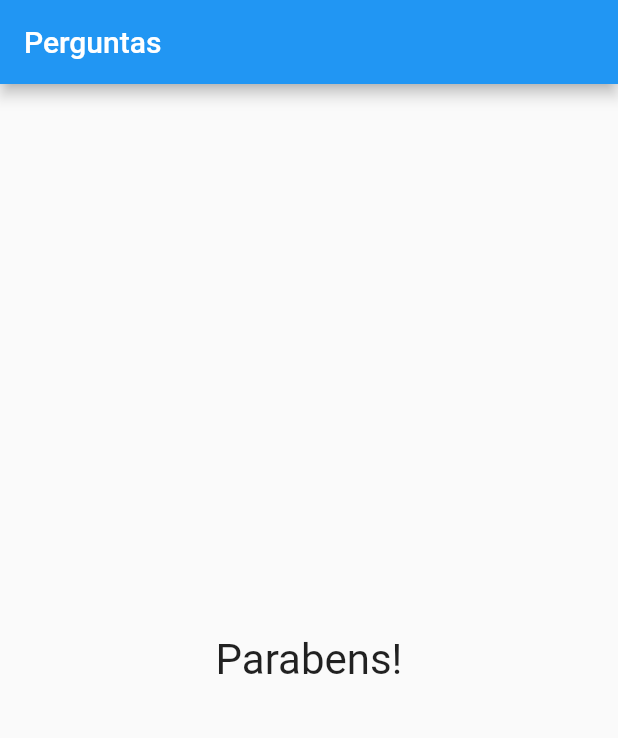
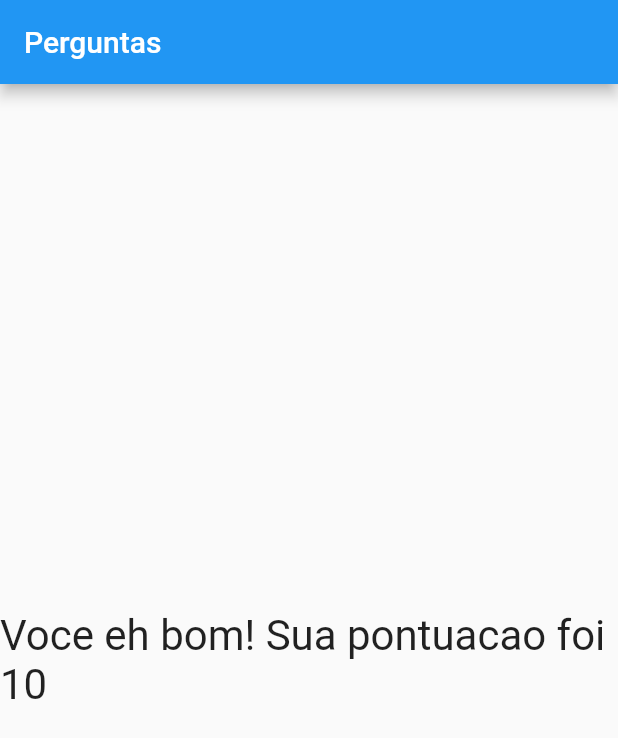
Before and after one commit to VadaGuilherme/flutter_questionario, a Flutter app: the screen it shows after launch, after a tap on "Preto", after a tap on "Gato", after a tap on "Andre", on a phone screen of 412 x 824 dp. Shown: the top 738 px of the screen. Run offline on Flutter 3.47's test engine with Material 2 defaults, Android fonts, the phone set to English and light mode, and no system bars.

Commit message:
Implement point

```diff
--- a/lib/main.dart
+++ b/lib/main.dart
@@ -7,18 +7,34 @@ main() => runApp(PerguntaApp());
 
 class _PerguntaAppState extends State<PerguntaApp> {
   var _perguntaSelecionada = 0;
+  var _pontuacaoTotal = 0;
   final _perguntas = const [
     {
       'texto': 'Qual eh a sua cor favorita ?',
-      'respostas': ['Preto', 'Vermelho', 'Verde', 'Branco'],
+      'respostas': [
+        {'texto': 'Preto', 'pontuacao': 10},
+        {'texto': 'Vermelho', 'pontuacao': 0},
+        {'texto': 'Verde', 'pontuacao': 0},
+        {'texto': 'Branco', 'pontuacao': 0},
+      ],
     },
     {
       'texto': 'Qual eh o seu animal favorito ?',
-      'respostas': ['Cachorro', 'Gato', 'Tartaruga', 'Coelho'],
+      'respostas': [
+        {'texto': 'Cachorro', 'pontuacao': 10},
+        {'texto': 'Gato', 'pontuacao': 0},
+        {'texto': 'Tartaruga', 'pontuacao': 0},
+        {'texto': 'Coelho', 'pontuacao': 0},
+      ],
     },
     {
       'texto': 'Qual seu irmao favorito ?',
-      'respostas': ['Maria', 'Joao', 'Andre', 'Leo'],
+      'respostas': [
+        {'texto': 'Maria', 'pontuacao': 10},
+        {'texto': 'Joao', 'pontuacao': 0},
+        {'texto': 'Andre', 'pontuacao': 0},
+        {'texto': 'Leo', 'pontuacao': 0},
+      ],
     }
   ];
 
@@ -26,10 +42,11 @@ class _PerguntaAppState extends State<PerguntaApp> {
     return _perguntaSelecionada < _perguntas.length;
   }
 
-  void _responder() {
+  void _responder(int pontuacao) {
     if (temPerguntaSelecionada) {
       setState(() {
         _perguntaSelecionada++;
+        _pontuacaoTotal += pontuacao;
       });
     }
   }
@@ -47,7 +64,7 @@ class _PerguntaAppState extends State<PerguntaApp> {
                   perguntaSelecionada: _perguntaSelecionada,
                   quandoResponder: _responder,
                 )
-              : Resultado()),
+              : Resultado(_pontuacaoTotal)),
     );
   }
 }
--- a/lib/questionario.dart
+++ b/lib/questionario.dart
@@ -5,7 +5,7 @@ import 'package:projeto_perguntas/resposta.dart';
 class Questionario extends StatelessWidget {
   final List<Map<String, Object>> perguntas;
   final int perguntaSelecionada;
-  final void Function() quandoResponder;
+  final void Function(int) quandoResponder;
 
   Questionario({
     @required this.perguntas,
@@ -19,14 +19,19 @@ class Questionario extends StatelessWidget {
 
   @override
   Widget build(BuildContext context) {
-    List<String> respostas = temPerguntaSelecionada
+    List<Map<String, Object>> respostas = temPerguntaSelecionada
         ? perguntas[perguntaSelecionada]['respostas']
         : null;
 
     return Column(
       children: [
         Questao(perguntas[perguntaSelecionada]['texto']),
-        ...respostas.map((t) => Resposta(t, quandoResponder)).toList(),
+        ...respostas.map((resp) {
+          return Resposta(
+            resp['texto'],
+            () => quandoResponder(resp['pontuacao']),
+          );
+        }).toList(),
       ],
     );
   }
--- a/lib/resultado.dart
+++ b/lib/resultado.dart
@@ -1,11 +1,27 @@
 import 'package:flutter/material.dart';
 
 class Resultado extends StatelessWidget {
+  final int pontuacao;
+
+  Resultado(this.pontuacao);
+
+  String get fraseResultado {
+    if (pontuacao < 8) {
+      return 'Parabens! Sua pontuacao foi ' + this.pontuacao.toString();
+    } else if (pontuacao < 12) {
+      return 'Voce eh bom! Sua pontuacao foi ' + this.pontuacao.toString();
+    } else if (pontuacao < 16) {
+      return 'Impressionante! Sua pontuacao foi ' + this.pontuacao.toString();
+    } else {
+      return 'Nivel Jedi! Sua pontuacao foi ' + this.pontuacao.toString();
+    }
+  }
+
   @override
   Widget build(BuildContext context) {
     return Center(
       child: Text(
-        'Parabens!',
+        fraseResultado,
         style: TextStyle(fontSize: 28),
       ),
     );
```
